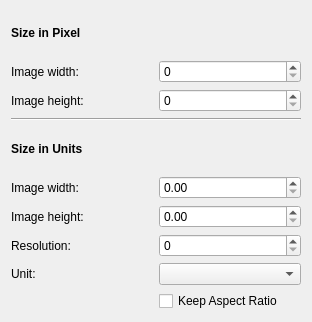
Above: filters/karbon/png/PngExportOptionsWidget.ui from KDE/calligra before the change. Below: the same form after it.
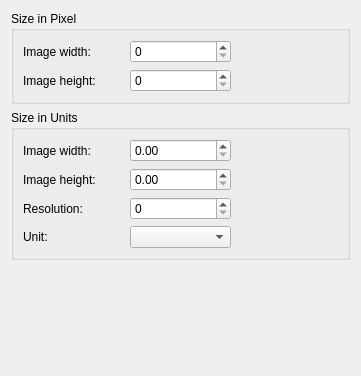
That is the form after the change. Custom widgets are drawn as their Qt base class.

Commit message: make it a little nicer by using group boxes and aspect buttons

What changed in the file:
```diff
--- a/filters/karbon/png/PngExportOptionsWidget.ui
+++ b/filters/karbon/png/PngExportOptionsWidget.ui
@@ -5,110 +5,113 @@
    <rect>
     <x>0</x>
     <y>0</y>
-    <width>312</width>
-    <height>322</height>
+    <width>361</width>
+    <height>376</height>
    </rect>
   </property>
-  <layout class="QGridLayout" name="gridLayout" >
+  <layout class="QGridLayout" name="gridLayout_3" >
    <item row="0" column="0" >
-    <widget class="QLabel" name="label_3" >
-     <property name="font" >
-      <font>
-       <weight>75</weight>
-       <bold>true</bold>
-      </font>
-     </property>
-     <property name="text" >
+    <widget class="QGroupBox" name="groupBox" >
+     <property name="title" >
       <string>Size in Pixel</string>
      </property>
-    </widget>
-   </item>
-   <item row="1" column="0" >
+     <property name="flat" >
+      <bool>true</bool>
+     </property>
+     <layout class="QGridLayout" name="gridLayout_2" >
+      <item row="0" column="0" >
     <widget class="QLabel" name="label" >
      <property name="text" >
       <string>Image width:</string>
      </property>
     </widget>
    </item>
-   <item row="1" column="1" >
+      <item row="0" column="1" >
     <widget class="QSpinBox" name="pxWidth" />
    </item>
-   <item row="2" column="0" >
+      <item row="1" column="0" >
     <widget class="QLabel" name="label_2" >
      <property name="text" >
       <string>Image height:</string>
      </property>
     </widget>
    </item>
-   <item row="2" column="1" >
+      <item row="1" column="1" >
     <widget class="QSpinBox" name="pxHeight" />
    </item>
-   <item row="4" column="0" >
-    <widget class="QLabel" name="label_4" >
-     <property name="font" >
-      <font>
-       <weight>75</weight>
-       <bold>true</bold>
-      </font>
-     </property>
-     <property name="text" >
+      <item rowspan="2" row="0" column="2" >
+       <widget class="KoAspectButton" native="1" name="pxAspect" />
+      </item>
+     </layout>
+    </widget>
+   </item>
+   <item row="1" column="0" >
+    <widget class="QGroupBox" name="groupBox_2" >
+     <property name="title" >
       <string>Size in Units</string>
      </property>
-    </widget>
-   </item>
-   <item row="5" column="1" >
+     <property name="flat" >
+      <bool>true</bool>
+     </property>
+     <layout class="QGridLayout" name="gridLayout" >
+      <item row="0" column="0" >
+       <widget class="QLabel" name="label_6" >
+        <property name="text" >
+         <string>Image width:</string>
+        </property>
+       </widget>
+      </item>
+      <item row="0" column="1" >
     <widget class="KoUnitDoubleSpinBox" name="unitWidth" />
    </item>
-   <item row="6" column="1" >
-    <widget class="KoUnitDoubleSpinBox" name="unitHeight" />
-   </item>
-   <item row="6" column="0" >
+      <item row="1" column="0" >
     <widget class="QLabel" name="label_7" >
      <property name="text" >
       <string>Image height:</string>
      </property>
     </widget>
    </item>
-   <item row="7" column="0" >
+      <item row="1" column="1" >
+       <widget class="KoUnitDoubleSpinBox" name="unitHeight" />
+      </item>
+      <item row="2" column="0" >
     <widget class="QLabel" name="label_5" >
      <property name="text" >
       <string>Resolution:</string>
      </property>
     </widget>
    </item>
-   <item row="7" column="1" >
+      <item row="2" column="1" >
     <widget class="QSpinBox" name="dpi" />
    </item>
-   <item row="8" column="0" >
+      <item row="3" column="0" >
     <widget class="QLabel" name="label_9" >
      <property name="text" >
       <string>Unit:</string>
      </property>
     </widget>
    </item>
-   <item row="8" column="1" >
+      <item row="3" column="1" >
     <widget class="QComboBox" name="unit" />
    </item>
-   <item row="9" column="1" >
-    <widget class="QCheckBox" name="keepAspect" >
-     <property name="text" >
-      <string>Keep Aspect Ratio</string>
-     </property>
-    </widget>
-   </item>
-   <item row="5" column="0" >
-    <widget class="QLabel" name="label_6" >
-     <property name="text" >
-      <string>Image width:</string>
-     </property>
+      <item rowspan="2" row="0" column="2" >
+       <widget class="KoAspectButton" native="1" name="unitAspect" />
+      </item>
+     </layout>
     </widget>
    </item>
-   <item row="3" column="0" colspan="2" >
-    <widget class="Line" name="line" >
+   <item row="2" column="0" >
+    <spacer name="verticalSpacer" >
      <property name="orientation" >
-      <enum>Qt::Horizontal</enum>
+      <enum>Qt::Vertical</enum>
      </property>
-    </widget>
+     <property name="sizeHint" stdset="0" >
+      <size>
+       <width>20</width>
+       <height>12</height>
+      </size>
+     </property>
+    </spacer>
    </item>
   </layout>
   <zorder>label</zorder>
@@ -137,6 +140,12 @@
    <extends>QDoubleSpinBox</extends>
    <header location="global" >KoUnitDoubleSpinBox.h</header>
   </customwidget>
+  <customwidget>
+   <class>KoAspectButton</class>
+   <extends>QWidget</extends>
+   <header location="global" >KoAspectButton.h</header>
+   <container>1</container>
+  </customwidget>
  </customwidgets>
  <resources/>
  <connections/>
```
Left out of the diff: 19 changed lines with no effect on the pictures. Lines whose indentation alone changed are shown as unchanged. The commit also changes 1 other file.
